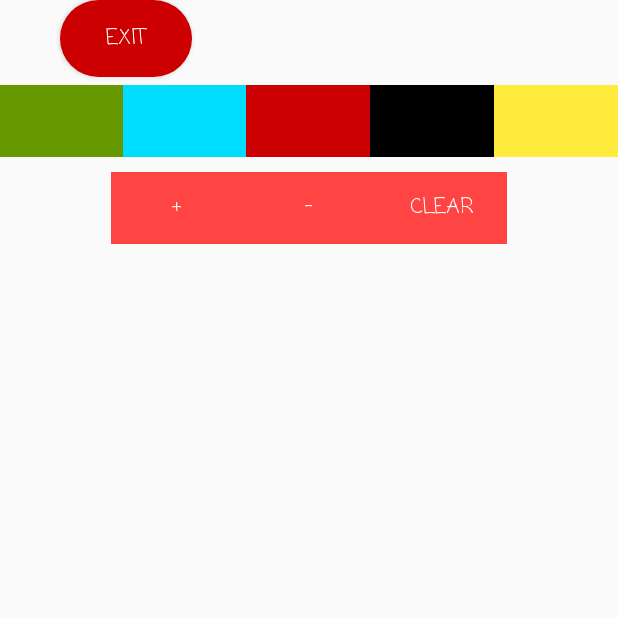
After one commit to ManalM/ILearn, an Android app: the Drawing screen opened directly, with no data from a screen before it, on a phone screen of 412 x 824 dp, the top half of it. The commit adds this screen. Run offline under Robolectric (Android 15) with nearby library versions, the phone set to English and light mode, and no system bars.

Commit message:
Learning

```diff
--- a/app/src/main/AndroidManifest.xml
+++ b/app/src/main/AndroidManifest.xml
@@ -9,7 +9,8 @@
         android:roundIcon="@mipmap/ic_launcher_round"
         android:supportsRtl="true"
         android:theme="@style/AppTheme">
-        <activity android:name=".ChooseRadio"></activity>
+        <activity android:name=".Drawing"></activity>
+        <activity android:name=".ChooseRadio" />
         <activity android:name=".ChooseSipper" />
         <activity android:name=".Match" />
         <activity android:name=".FillGap" />
--- /dev/null
+++ b/app/src/main/java/com/example/learning/Draw.java
@@ -0,0 +1,124 @@
+package com.example.learning;
+
+import android.content.Context;
+import android.graphics.Canvas;
+import android.graphics.Color;
+import android.graphics.Paint;
+import android.graphics.Path;
+import android.util.AttributeSet;
+import android.view.MotionEvent;
+import android.view.View;
+
+import java.util.ArrayList;
+
+public class Draw extends View implements View.OnTouchListener {
+    private final int DEFAULT_DOT_SIZE = 10;
+    private final int MAX_DOT_SIZE = 100;
+    private final int MIN_DOT_SIZE = 5;
+    private final int DEFAULT_COLOR = Color.GREEN;
+    private int mColor;
+    private int mDotSize;
+    private Path path;
+    private Paint paint;
+    private float mY, mX, oldX, oldY;
+    private ArrayList<Path> paths;
+    private ArrayList<Paint> paints;
+
+    public Draw(Context context, AttributeSet attrs) {
+        super(context, attrs);
+        this.init();
+
+    }
+
+    public Draw(Context context, AttributeSet attrs, int defStyleAttr) {
+        super(context, attrs, defStyleAttr);
+        this.init();
+
+    }
+
+    public Draw(Context context) {
+        super(context);
+        this.init();
+    }
+
+    public int getmColor() {
+        return mColor;
+    }
+
+    public void setmColor(int mColor) {
+        this.mColor = mColor;
+    }
+
+    private void init() {
+        mDotSize = DEFAULT_DOT_SIZE;
+        mColor = DEFAULT_COLOR;
+        this.path = new Path();
+        mY = mX = oldX = oldY = (float) 0.0;
+        this.setOnTouchListener(this);
+        paths = new ArrayList<Path>();
+        paints = new ArrayList<Paint>();
+        this.addPath(false);
+    }
+
+    private void addPath(boolean fill) {
+        paint = new Paint();
+        path = new Path();
+        paint.setColor(mColor);
+        if (!fill)
+            paint.setStyle(Paint.Style.STROKE);
+        paint.setStrokeWidth(mDotSize);
+        paths.add(path);
+        paints.add(paint);
+    }
+
+    public void reset() {
+        this.init();
+        this.invalidate();
+    }
+
+    public int getmDotSize() {
+        return mDotSize;
+    }
+
+    @Override
+    protected void onDraw(Canvas canvas) {
+        super.onDraw(canvas);
+        for (int i = 0; i < paths.size(); i++)
+            canvas.drawPath(paths.get(i), paints.get(i));
+    }
+
+    public void changemDotSize(int increment) {
+        this.mDotSize += increment;
+        this.mDotSize = Math.min(mDotSize, MAX_DOT_SIZE);
+        this.mDotSize = Math.max(mDotSize, MIN_DOT_SIZE);
+    }
+
+    @Override
+    public boolean onTouch(View v, MotionEvent event) {
+
+        mY = event.getY();
+        mX = event.getX();
+
+        switch (event.getAction()) {
+
+            case MotionEvent.ACTION_DOWN:
+                this.addPath(true);
+                this.path.addCircle(mX, mY, mDotSize / 2, Path.Direction.CW);
+                this.addPath(false);
+                this.path.moveTo(mX, mY);
+                break;
+            case MotionEvent.ACTION_UP:
+                this.addPath(true);
+                if (oldX == mX && oldY == mY)
+                    this.path.addCircle(mX, mY, mDotSize / 2, Path.Direction.CW);
+                break;
+            case MotionEvent.ACTION_MOVE:
+                this.path.lineTo(mX, mY);
+                break;
+        }
+        this.invalidate();
+        oldY = mY;
+        oldX = mX;
+        return true;
+    }
+}
--- /dev/null
+++ b/app/src/main/java/com/example/learning/Drawing.java
@@ -0,0 +1,94 @@
+package com.example.learning;
+
+import android.content.Intent;
+import android.graphics.Color;
+import android.support.v7.app.AppCompatActivity;
+import android.os.Bundle;
+import android.util.Log;
+import android.view.View;
+import android.widget.Button;
+
+public class Drawing extends AppCompatActivity implements View.OnClickListener {
+
+    private Draw draw;
+    private Button up, down, red, blue, green, black, yellow, clear , exit;
+    private static final int DOTS_INCREMENT = 5;
+
+    @Override
+    protected void onCreate(Bundle savedInstanceState) {
+        super.onCreate(savedInstanceState);
+        setContentView(R.layout.activity_drawing);
+        this.init();
+    }
+
+    public void init() {
+        up = (Button) findViewById(R.id.up);
+        down = (Button) findViewById(R.id.down);
+        red = (Button) findViewById(R.id.red);
+        blue = (Button) findViewById(R.id.blue);
+        green = (Button) findViewById(R.id.green);
+        black = (Button) findViewById(R.id.black);
+        clear = (Button) findViewById(R.id.clear);
+        yellow = (Button) findViewById(R.id.yellow);
+        exit = (Button) findViewById(R.id.exit_draw);
+
+
+        up.setOnClickListener(this);
+        down.setOnClickListener(this);
+        red.setOnClickListener(this);
+        blue.setOnClickListener(this);
+        green.setOnClickListener(this);
+        clear.setOnClickListener(this);
+        black.setOnClickListener(this);
+        yellow.setOnClickListener(this);
+        exit.setOnClickListener(this);
+        draw = (Draw) findViewById(R.id.draw_space);
+    }
+
+    @Override
+    public void onClick(View v) {
+
+        Button b = (Button) findViewById(v.getId());
+        switch (v.getId()) {
+            case R.id.blue:
+                draw.setmColor(Color.BLUE);
+                Log.d("button pressed", b.getText() + "");
+                break;
+            case R.id.red:
+                draw.setmColor(Color.RED);
+                Log.d("button pressed", b.getText() + "");
+                break;
+            case R.id.green:
+                draw.setmColor(Color.GREEN);
+                Log.d("button pressed", b.getText() + "");
+                break;
+            case R.id.down:
+                draw.changemDotSize(-DOTS_INCREMENT);
+                Log.d("button pressed", b.getText() + "");
+                break;
+            case R.id.up:
+                draw.changemDotSize(+DOTS_INCREMENT);
+                Log.d("button pressed", b.getText() + "");
+                break;
+            case R.id.clear:
+                draw.reset();
+                Log.d("button pressed", b.getText() + "");
+                break;
+            case R.id.yellow:
+                draw.setmColor(Color.YELLOW);
+                Log.d("button pressed", b.getText() + "");
+                break;
+            case R.id.black:
+                draw.setmColor(Color.BLACK);
+                Log.d("button pressed", b.getText() + "");
+                break;
+
+            case R.id.exit_draw:
+                Intent intent = new Intent(Drawing.this, HomeActivity.class);
+                startActivity(intent);
+                break;
+
+        }
+
+    }
+}
--- /dev/null
+++ b/app/src/main/res/layout/activity_drawing.xml
@@ -0,0 +1,113 @@
+<?xml version="1.0" encoding="utf-8"?>
+<LinearLayout xmlns:android="http://schemas.android.com/apk/res/android"
+    xmlns:app="http://schemas.android.com/apk/res-auto"
+    xmlns:tools="http://schemas.android.com/tools"
+    android:layout_width="match_parent"
+    android:layout_height="match_parent"
+    android:orientation="vertical"
+    tools:context=".Drawing">
+
+<Button
+    android:id="@+id/exit_draw"
+    android:layout_width="wrap_content"
+    android:layout_height="wrap_content"
+    android:background="@drawable/buttonstyle"
+    android:text="Exit"
+    android:fontFamily="casual"
+    android:textColor="#fff"
+    android:layout_marginBottom="5dp"
+    android:layout_marginLeft="40dp"/>
+    <LinearLayout
+        android:id="@+id/settings"
+        android:layout_width="match_parent"
+        android:layout_height="wrap_content"
+        android:layout_gravity="center"
+        android:orientation="horizontal">
+
+
+        <Button
+            android:id="@+id/green"
+            android:layout_width="0dp"
+            android:layout_weight="1"
+            android:layout_height="wrap_content"
+            android:background="@android:color/holo_green_dark" />
+
+        <Button
+            android:id="@+id/blue"
+            android:layout_width="0dp"
+            android:layout_weight="1"
+            android:layout_height="wrap_content"
+            android:background="@android:color/holo_blue_bright" />
+
+        <Button
+            android:id="@+id/red"
+            android:layout_width="0dp"
+            android:layout_weight="1"
+            android:layout_height="wrap_content"
+            android:background="@android:color/holo_red_dark" />
+
+        <Button
+            android:id="@+id/black"
+            android:layout_width="0dp"
+            android:layout_weight="1"
+            android:layout_height="wrap_content"
+            android:background="@android:color/black" />
+
+        <Button
+            android:id="@+id/yellow"
+            android:layout_width="0dp"
+            android:layout_weight="1"
+            android:layout_height="wrap_content"
+            android:background="@color/colorPrimaryDark" />
+
+    </LinearLayout>
+
+    <LinearLayout
+        android:id="@+id/colors"
+        android:layout_width="wrap_content"
+        android:layout_height="wrap_content"
+        android:layout_gravity="center"
+        android:layout_marginTop="10dp"
+        android:orientation="horizontal">
+
+        <Button
+            android:id="@+id/up"
+            android:layout_width="wrap_content"
+            android:layout_height="wrap_content"
+            android:background="@android:color/holo_red_light"
+            android:fontFamily="casual"
+            android:text="+"
+            android:textColor="#fff" />
+
+        <Button
+            android:id="@+id/down"
+            android:layout_width="wrap_content"
+            android:layout_height="wrap_content"
+            android:background="@android:color/holo_red_light"
+            android:fontFamily="casual"
+            android:text="-"
+            android:textColor="#fff" />
+
+
+        <Button
+            android:id="@+id/clear"
+            android:layout_width="wrap_content"
+            android:layout_height="wrap_content"
+            android:background="@android:color/holo_red_light"
+            android:fontFamily="casual"
+            android:text="clear"
+            android:textColor="#fff" />
+
+    </LinearLayout>
+
+    <LinearLayout
+        android:id="@+id/draw_layout"
+        android:layout_width="wrap_content"
+        android:layout_height="wrap_content">
+
+        <com.example.learning.Draw
+            android:id="@+id/draw_space"
+            android:layout_width="match_parent"
+            android:layout_height="match_parent" />
+    </LinearLayout>
+</LinearLayout>
```
Also changed, not shown: app/src/main/java/com/example/learning/FillGap.java (+17 -2 lines), app/src/main/java/com/example/learning/HomeActivity.java (+11 -2 lines), app/src/main/java/com/example/learning/Match.java (+94 -21 lines), app/src/main/res/layout/activity_home.xml (+24 -4 lines), app/src/main/res/layout/activity_match.xml (+16 -6 lines), app/src/main/res/layout/activity_numbers.xml (+34 -39 lines).
